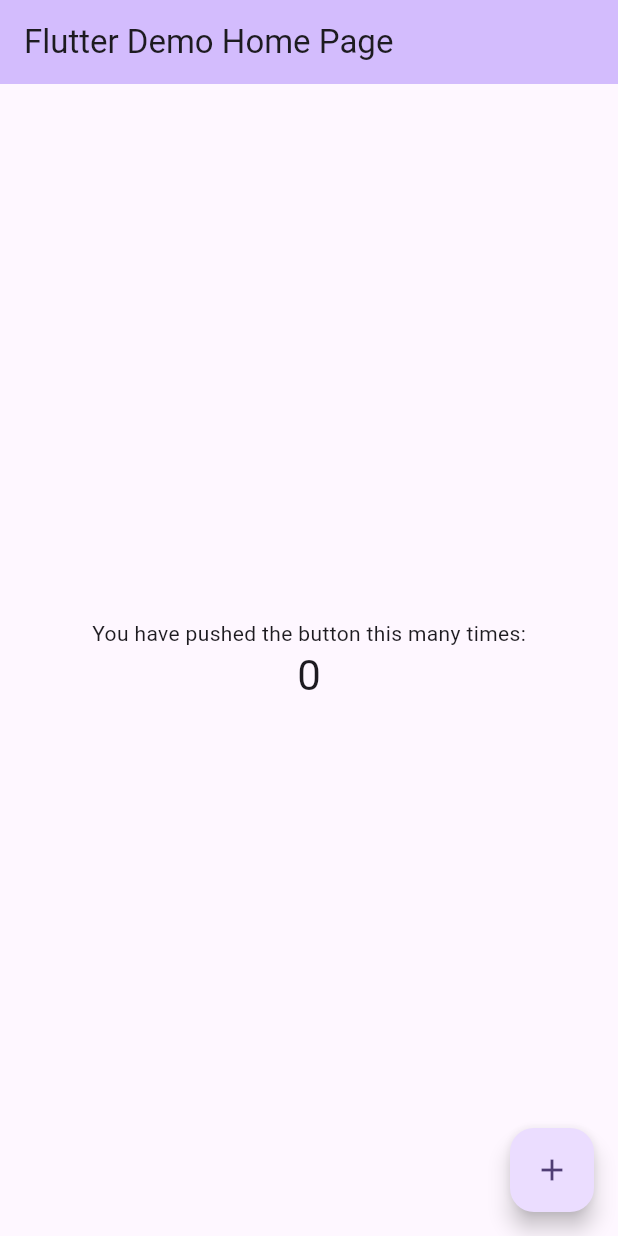
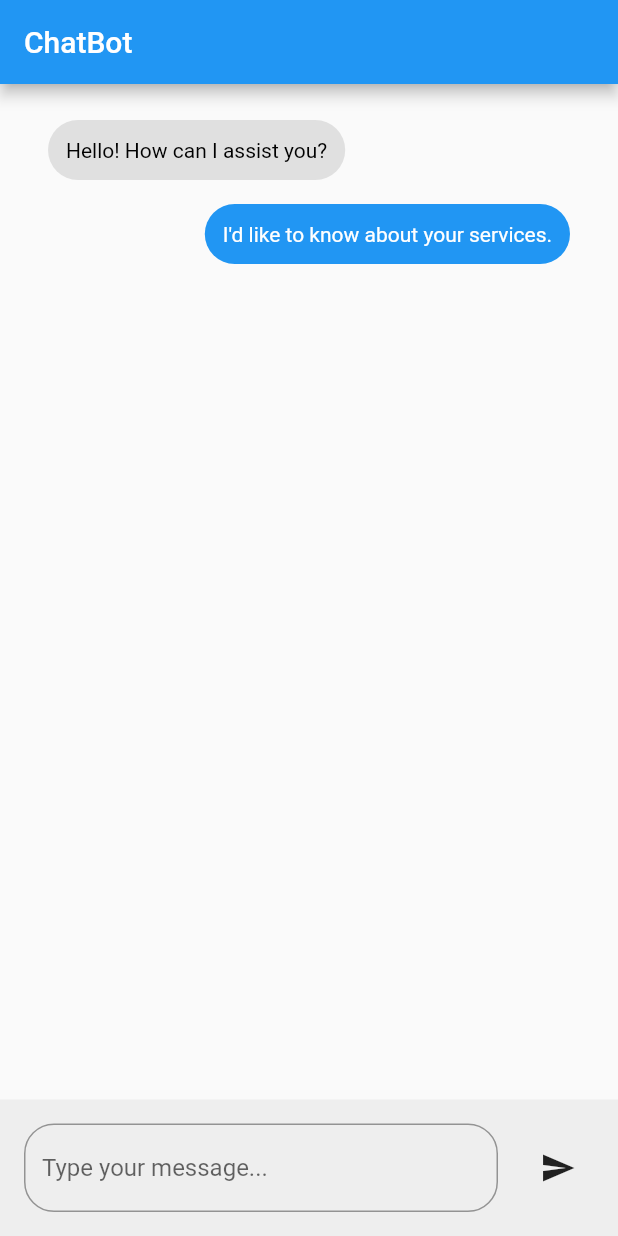
Before and after one commit to Sikandar897/chat_bot_app, a Flutter app: the screen it shows after launch, on a phone screen of 412 x 824 dp. Run offline on Flutter 3.47's test engine with Material 2 defaults, Android fonts, the phone set to English and light mode, and no system bars.

Commit message:
this is for dayone

```diff
--- /dev/null
+++ b/lib/chatbot_page/chat_bot_ui.dart
@@ -0,0 +1,113 @@
+import 'package:flutter/material.dart';
+
+void main() {
+  runApp(const ChatBotApp());
+}
+
+class ChatBotApp extends StatelessWidget {
+  const ChatBotApp({super.key});
+
+  @override
+  Widget build(BuildContext context) {
+    return MaterialApp(
+      title: 'ChatBot App',
+      theme: ThemeData(
+        primarySwatch: Colors.blue,
+      ),
+      home: const ChatScreen(),
+    );
+  }
+}
+
+class ChatScreen extends StatelessWidget {
+  const ChatScreen({super.key});
+
+  @override
+  Widget build(BuildContext context) {
+    return Scaffold(
+      appBar: AppBar(
+        title: const Text('ChatBot'),
+      ),
+      body: Column(
+        children: [
+          Expanded(
+            child: ListView(
+              padding: const EdgeInsets.all(16),
+              children: const [
+                MessageBubble(
+                  message: 'Hello! How can I assist you?',
+                  isUser: false,
+                ),
+                MessageBubble(
+                  message: "I'd like to know about your services.",
+                  isUser: true,
+                ),
+                // Add more messages here
+              ],
+            ),
+          ),
+          const InputBar(),
+        ],
+      ),
+    );
+  }
+}
+
+class MessageBubble extends StatelessWidget {
+  final String message;
+  final bool isUser;
+
+  const MessageBubble({super.key, required this.message, required this.isUser});
+
+  @override
+  Widget build(BuildContext context) {
+    return Align(
+      alignment: isUser ? Alignment.centerRight : Alignment.centerLeft,
+      child: Container(
+        margin: const EdgeInsets.symmetric(vertical: 8, horizontal: 16),
+        padding: const EdgeInsets.all(12),
+        decoration: BoxDecoration(
+          color: isUser ? Colors.blue : Colors.grey[300],
+          borderRadius: BorderRadius.circular(20),
+        ),
+        child: Text(
+          message,
+          style: TextStyle(color: isUser ? Colors.white : Colors.black),
+        ),
+      ),
+    );
+  }
+}
+
+class InputBar extends StatelessWidget {
+  const InputBar({super.key});
+
+  @override
+  Widget build(BuildContext context) {
+    return Container(
+      padding: const EdgeInsets.all(16),
+      color: Colors.grey[200],
+      child: Row(
+        children: [
+          Expanded(
+            child: TextField(
+              decoration: InputDecoration(
+                hintText: 'Type your message...',
+                border: OutlineInputBorder(
+                  borderRadius: BorderRadius.circular(20),
+                ),
+              ),
+            ),
+          ),
+          const SizedBox(width: 16),
+          IconButton(
+            icon: const Icon(Icons.send),
+            onPressed: () {
+              // Send message action
+            },
+          ),
+        ],
+      ),
+    );
+  }
+}
--- a/lib/main.dart
+++ b/lib/main.dart
@@ -1,125 +1,20 @@
 import 'package:flutter/material.dart';
+import 'chatbot_page/chat_bot_ui.dart'; // Import the new homepage class
 
 void main() {
   runApp(const MyApp());
 }
-
 class MyApp extends StatelessWidget {
   const MyApp({super.key});
 
-  // This widget is the root of your application.
   @override
   Widget build(BuildContext context) {
     return MaterialApp(
-      title: 'Flutter Demo',
+      title: 'ChatBot',
       theme: ThemeData(
-        // This is the theme of your application.
-        //
-        // TRY THIS: Try running your application with "flutter run". You'll see
-        // the application has a blue toolbar. Then, without quitting the app,
-        // try changing the seedColor in the colorScheme below to Colors.green
-        // and then invoke "hot reload" (save your changes or press the "hot
-        // reload" button in a Flutter-supported IDE, or press "r" if you used
-        // the command line to start the app).
-        //
-        // Notice that the counter didn't reset back to zero; the application
-        // state is not lost during the reload. To reset the state, use hot
-        // restart instead.
-        //
-        // This works for code too, not just values: Most code changes can be
-        // tested with just a hot reload.
-        colorScheme: ColorScheme.fromSeed(seedColor: Colors.deepPurple),
-        useMaterial3: true,
+        primarySwatch: Colors.blue,
       ),
-      home: const MyHomePage(title: 'Flutter Demo Home Page'),
+      home: const  ChatBotApp(), // Set the homepage here
     );
   }
 }
-
-class MyHomePage extends StatefulWidget {
-  const MyHomePage({super.key, required this.title});
-
-  // This widget is the home page of your application. It is stateful, meaning
-  // that it has a State object (defined below) that contains fields that affect
-  // how it looks.
-
-  // This class is the configuration for the state. It holds the values (in this
-  // case the title) provided by the parent (in this case the App widget) and
-  // used by the build method of the State. Fields in a Widget subclass are
-  // always marked "final".
-
-  final String title;
-
-  @override
-  State<MyHomePage> createState() => _MyHomePageState();
-}
-
-class _MyHomePageState extends State<MyHomePage> {
-  int _counter = 0;
-
-  void _incrementCounter() {
-    setState(() {
-      // This call to setState tells the Flutter framework that something has
-      // changed in this State, which causes it to rerun the build method below
-      // so that the display can reflect the updated values. If we changed
-      // _counter without calling setState(), then the build method would not be
-      // called again, and so nothing would appear to happen.
-      _counter++;
-    });
-  }
-
-  @override
-  Widget build(BuildContext context) {
-    // This method is rerun every time setState is called, for instance as done
-    // by the _incrementCounter method above.
-    //
-    // The Flutter framework has been optimized to make rerunning build methods
-    // fast, so that you can just rebuild anything that needs updating rather
-    // than having to individually change instances of widgets.
-    return Scaffold(
-      appBar: AppBar(
-        // TRY THIS: Try changing the color here to a specific color (to
-        // Colors.amber, perhaps?) and trigger a hot reload to see the AppBar
-        // change color while the other colors stay the same.
-        backgroundColor: Theme.of(context).colorScheme.inversePrimary,
-        // Here we take the value from the MyHomePage object that was created by
-        // the App.build method, and use it to set our appbar title.
-        title: Text(widget.title),
-      ),
-      body: Center(
-        // Center is a layout widget. It takes a single child and positions it
-        // in the middle of the parent.
-        child: Column(
-          // Column is also a layout widget. It takes a list of children and
-          // arranges them vertically. By default, it sizes itself to fit its
-          // children horizontally, and tries to be as tall as its parent.
-          //
-          // Column has various properties to control how it sizes itself and
-          // how it positions its children. Here we use mainAxisAlignment to
-          // center the children vertically; the main axis here is the vertical
-          // axis because Columns are vertical (the cross axis would be
-          // horizontal).
-          //
-          // TRY THIS: Invoke "debug painting" (choose the "Toggle Debug Paint"
-          // action in the IDE, or press "p" in the console), to see the
-          // wireframe for each widget.
-          mainAxisAlignment: MainAxisAlignment.center,
-          children: <Widget>[
-            const Text(
-              'You have pushed the button this many times:',
-            ),
-            Text(
-              '$_counter',
-              style: Theme.of(context).textTheme.headlineMedium,
-            ),
-          ],
-        ),
-      ),
-      floatingActionButton: FloatingActionButton(
-        onPressed: _incrementCounter,
-        tooltip: 'Increment',
-        child: const Icon(Icons.add),
-      ), // This trailing comma makes auto-formatting nicer for build methods.
-    );
-  }
-}
```
